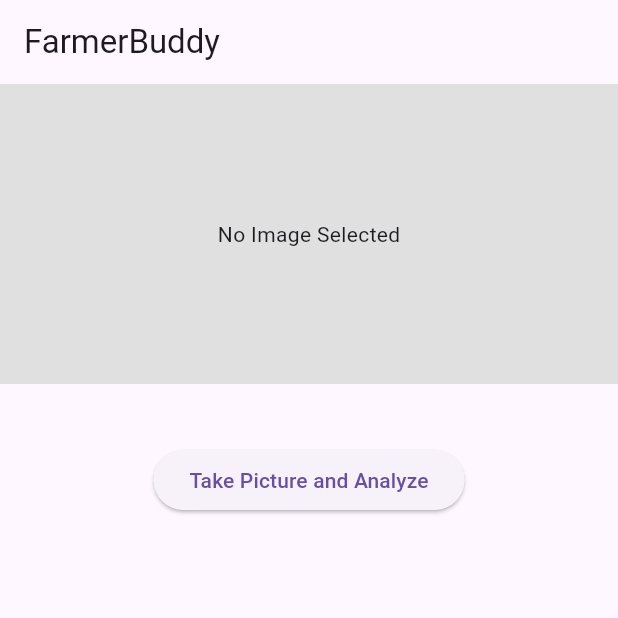
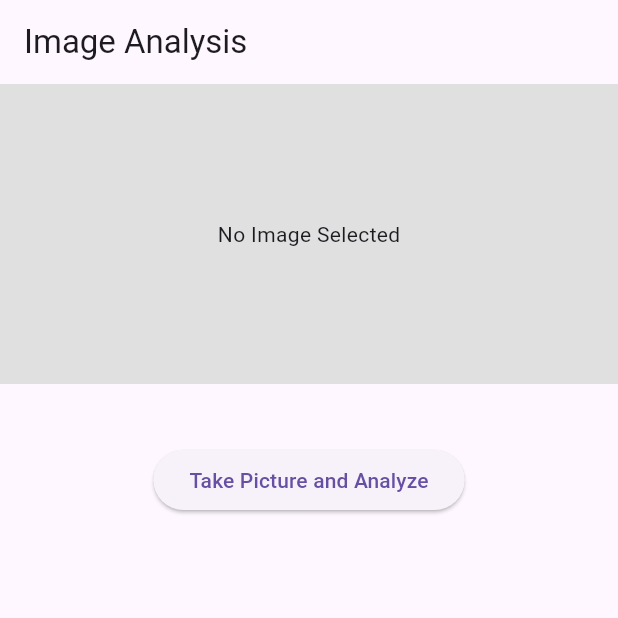
Before and after one commit to SandyUndefined/FarmerBuddy, a Flutter app: the screen it shows after launch, item 2 of the bottom bar chosen, on a phone screen of 412 x 824 dp, the top half of it. Run offline on Flutter 3.47's test engine with Material 3 defaults, Android fonts, the phone set to English and light mode, and no system bars; our stand-ins replace image_picker; network calls fail.

Commit message:
fixing img analysis

```diff
--- a/farmerbuddy/lib/main.dart
+++ b/farmerbuddy/lib/main.dart
@@ -1,28 +1,27 @@
 import 'package:flutter/material.dart';
 import 'package:provider/provider.dart';
+import 'screens/main_screen.dart';
 import 'providers/npk_provider.dart';
 import 'providers/weather_provider.dart';
-import 'screens/home_screen.dart';
 
 void main() {
-  runApp(
-    MultiProvider(
-      providers: [
-        ChangeNotifierProvider(create: (_) => NPKProvider()),
-        ChangeNotifierProvider(create: (_) => WeatherProvider()),
-      ],
-      child: FarmerBuddyApp(),
-    ),
-  );
+  runApp(FarmerBuddyApp());
 }
 
 class FarmerBuddyApp extends StatelessWidget {
   @override
   Widget build(BuildContext context) {
-    return MaterialApp(
-      title: 'FarmerBuddy',
-      theme: ThemeData(primarySwatch: Colors.green),
-      home: HomeScreen(),
+    return MultiProvider(
+      providers: [
+        ChangeNotifierProvider(create: (_) => NPKProvider()),
+        ChangeNotifierProvider(
+            create: (_) => WeatherProvider()), // Add WeatherProvider
+      ],
+      child: MaterialApp(
+        title: 'FarmerBuddy',
+        theme: ThemeData(primarySwatch: Colors.green),
+        home: MainScreen(),
+      ),
     );
   }
 }
--- a/farmerbuddy/lib/screens/home_screen.dart
+++ b/farmerbuddy/lib/screens/home_screen.dart
@@ -3,8 +3,6 @@ import 'package:provider/provider.dart';
 import '../providers/npk_provider.dart';
 import '../widgets/npk_card.dart';
 import '../widgets/weather_banner.dart';
-import '../core/services/image_analysis_service.dart';
-import 'dart:io';
 
 class HomeScreen extends StatefulWidget {
   @override
@@ -12,44 +10,18 @@ class HomeScreen extends StatefulWidget {
 }
 
 class _HomeScreenState extends State<HomeScreen> {
-  int _currentIndex = 0;
-  String? _imagePath;
-  List<dynamic>? _predictions;
-  String? _error;
-
-  final ImageAnalysisService _imageAnalysisService = ImageAnalysisService();
-
   @override
   void initState() {
     super.initState();
-    if (_currentIndex == 0) {
     final npkProvider = Provider.of<NPKProvider>(context, listen: false);
     npkProvider.fetchNPKData();
   }
-  }
 
-  Future<void> _analyzeImage() async {
-    setState(() {
-      _error = null;
-      _predictions = null;
-    });
-
-    final result = await _imageAnalysisService.takePictureAndAnalyze();
-
-    if (result.containsKey('error')) {
-      setState(() {
-        _error = result['error'];
-      });
-    } else {
-      setState(() {
-        _predictions = result['predictions'];
-        _imagePath = result['imagePath'];
-      });
-    }
-  }
-
-  Widget _buildHomeContent() {
-    return SingleChildScrollView(
+  @override
+  Widget build(BuildContext context) {
+    return Scaffold(
+      appBar: AppBar(title: Text('FarmerBuddy')),
+      body: SingleChildScrollView(
         child: Column(
           children: [
             Row(
@@ -93,68 +65,9 @@ class _HomeScreenState extends State<HomeScreen> {
                 );
               },
             ),
-          WeatherBanner(), // Add weather banner widget
+            WeatherBanner(), // Weather banner widget
           ],
         ),
-    );
-  }
-
-  Widget _buildImageAnalysisContent() {
-    return SingleChildScrollView(
-      child: Column(
-        children: [
-          _imagePath != null
-              ? Image.file(File(_imagePath!))
-              : Container(
-                  height: 200,
-                  color: Colors.grey[300],
-                  child: Center(
-                    child: Text('No Image Selected'),
-                  ),
-                ),
-          SizedBox(height: 20),
-          _predictions != null
-              ? Column(
-                  children: _predictions!.map((prediction) {
-                    return ListTile(
-                      title: Text(prediction['class']),
-                      subtitle: Text(
-                        'Confidence: ${(prediction['confidence'] * 100).toStringAsFixed(2)}%',
-                      ),
-                    );
-                  }).toList(),
-                )
-              : _error != null
-                  ? Text('Error: $_error', style: TextStyle(color: Colors.red))
-                  : Container(),
-          SizedBox(height: 20),
-          ElevatedButton(
-            onPressed: _analyzeImage,
-            child: Text('Take Picture and Analyze'),
-          ),
-        ],
-      ),
-    );
-  }
-
-  @override
-  Widget build(BuildContext context) {
-    return Scaffold(
-      appBar: AppBar(title: Text('FarmerBuddy')),
-      body: _currentIndex == 0
-          ? _buildHomeContent()
-          : _buildImageAnalysisContent(),
-      bottomNavigationBar: BottomNavigationBar(
-        currentIndex: _currentIndex,
-        onTap: (index) {
-          setState(() {
-            _currentIndex = index;
-          });
-        },
-        items: const [
-          BottomNavigationBarItem(icon: Icon(Icons.home), label: 'Home'),
-          BottomNavigationBarItem(icon: Icon(Icons.camera), label: 'Analyze'),
-        ],
       ),
     );
   }
--- a/farmerbuddy/lib/screens/image_analysis_screen.dart
+++ b/farmerbuddy/lib/screens/image_analysis_screen.dart
@@ -1,7 +1,6 @@
-import 'dart:io';
-
 import 'package:flutter/material.dart';
 import '../core/services/image_analysis_service.dart';
+import 'dart:io';
 
 class ImageAnalysisScreen extends StatefulWidget {
   @override
--- /dev/null
+++ b/farmerbuddy/lib/screens/main_screen.dart
@@ -0,0 +1,38 @@
+import 'package:flutter/material.dart';
+import 'home_screen.dart';
+import 'image_analysis_screen.dart';
+
+class MainScreen extends StatefulWidget {
+  @override
+  _MainScreenState createState() => _MainScreenState();
+}
+
+class _MainScreenState extends State<MainScreen> {
+  int _currentIndex = 0;
+
+  final List<Widget> _screens = [
+    HomeScreen(),
+    ImageAnalysisScreen(),
+  ];
+
+  void _onTabTapped(int index) {
+    setState(() {
+      _currentIndex = index;
+    });
+  }
+
+  @override
+  Widget build(BuildContext context) {
+    return Scaffold(
+      body: _screens[_currentIndex],
+      bottomNavigationBar: BottomNavigationBar(
+        currentIndex: _currentIndex,
+        onTap: _onTabTapped,
+        items: const [
+          BottomNavigationBarItem(icon: Icon(Icons.home), label: 'Home'),
+          BottomNavigationBarItem(icon: Icon(Icons.camera), label: 'Analyze'),
+        ],
+      ),
+    );
+  }
+}
```
Lines whose indentation alone changed are shown as unchanged.
